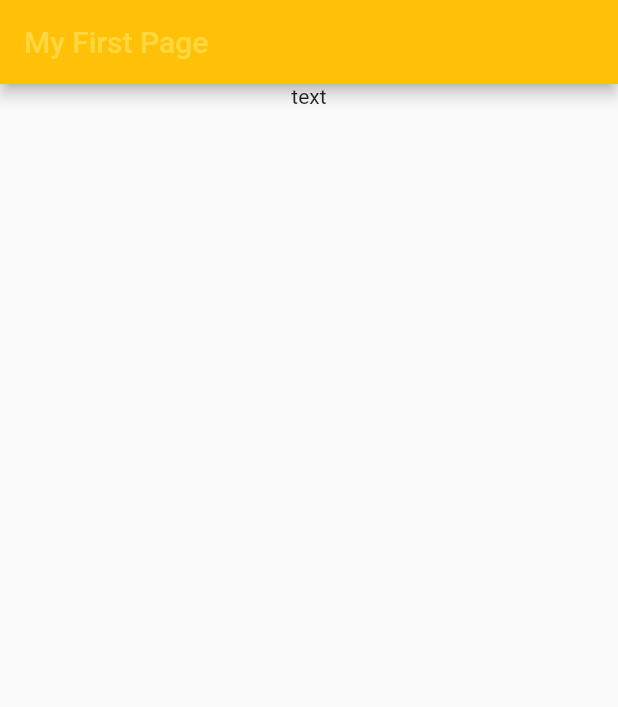
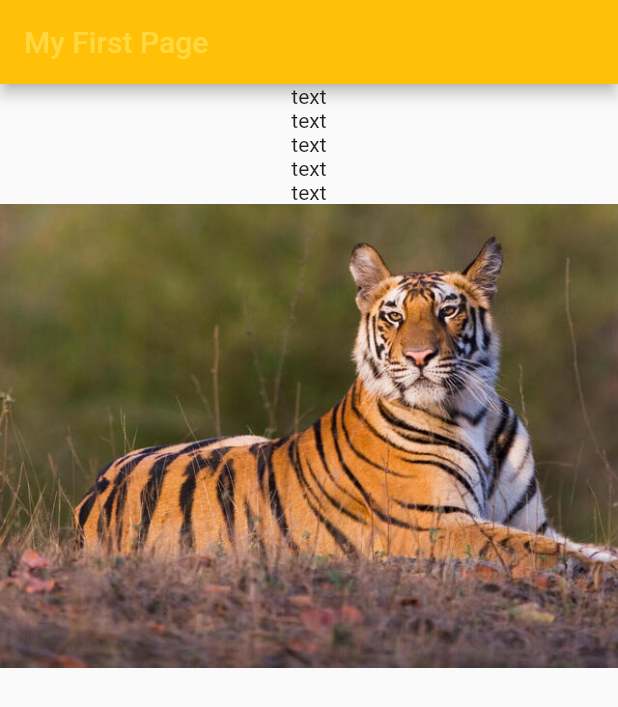
Before and after one commit to Bojacnik/FlutterPokusy, a Flutter app: the screen it shows after launch, on a phone screen of 412 x 824 dp. Shown: the top 707 px of the screen. Run offline on Flutter 3.47's test engine with Material 2 defaults, Android fonts, the phone set to English and light mode, and no system bars.

Commit message:
refactor: changed the body of MyFirstPage

```diff
--- a/lib/myfirstpage.dart
+++ b/lib/myfirstpage.dart
@@ -10,12 +10,17 @@ class MyFirstPage extends StatelessWidget {
       appBar: AppBar(
         title: Text(title),
       ),
-      body: Column(
-        children: const [
-          Center(
-            child: Text("text"),
-          ),
-        ],
+      body: Center(
+        child: Column(
+          children: [
+            const Text("text"),
+            const Text("text"),
+            const Text("text"),
+            const Text("text"),
+            const Text("text"),
+            Image.asset('assets/images/tiger.jpg'),
+          ],
+        ),
       ),
     );
   }
```
